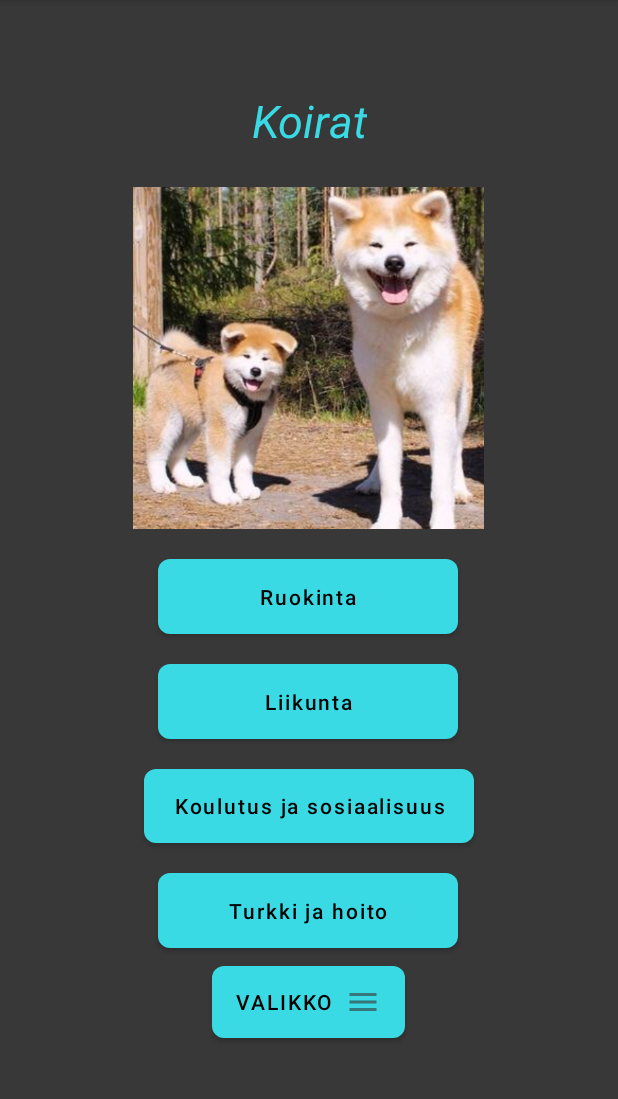
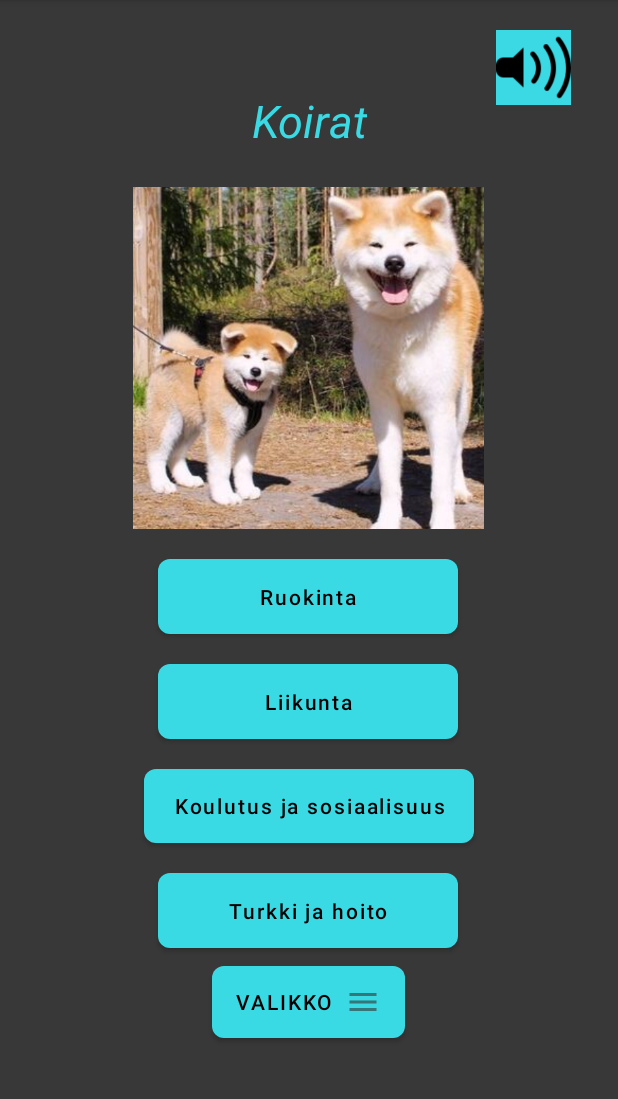
Before and after one commit to TVT21SPORyhma17Mobiilikehitysprojekti/TVT21SPO_Ryhma17K23, an Android app: the activity_dog screen opened directly, with no data from a screen before it, on a phone screen of 412 x 824 dp, the part 84-1183 px from its top. Run offline under Robolectric (Android 15) with nearby library versions, the phone set to English and light mode, and no system bars.

Commit message:
Koiralle ääniä :)

```diff
--- a/app/src/main/AndroidManifest.xml
+++ b/app/src/main/AndroidManifest.xml
@@ -11,6 +11,9 @@
         android:supportsRtl="true"
         android:theme="@style/Theme.Elainhelp"
         tools:targetApi="31">
+        <activity
+            android:name=".activity_DogSounds"
+            android:exported="false" />
         <activity
             android:name=".activity_dog_grooming"
             android:exported="false" />
--- a/app/src/main/java/com/example/elainhelp/activity_dog.kt
+++ b/app/src/main/java/com/example/elainhelp/activity_dog.kt
@@ -4,6 +4,7 @@ import android.content.Intent
 import androidx.appcompat.app.AppCompatActivity
 import android.os.Bundle
 import android.widget.Button
+import android.widget.ImageView
 
 class activity_dog : AppCompatActivity() {
     override fun onCreate(savedInstanceState: Bundle?) {
@@ -15,6 +16,7 @@ class activity_dog : AppCompatActivity() {
         val socialDogBtn = findViewById<Button>(R.id.buSocialDog)
         val groomingBtn = findViewById<Button>(R.id.buGroomingDog)
         val buMenuDog = findViewById<Button>(R.id.buMenuDog)
+        val DogSoundImg = findViewById<ImageView>(R.id.KoiraSoundImg)
 
         foodDogBtn.setOnClickListener {
             val intent = Intent(this, activity_DogFood::class.java)
@@ -37,5 +39,10 @@ class activity_dog : AppCompatActivity() {
             startActivity(intent)
 
         }
+        DogSoundImg.setOnClickListener {
+            val intent = Intent(this, activity_DogSounds::class.java)
+            startActivity(intent)
+
+        }
     }
 }
--- a/app/src/main/res/layout/activity_dog.xml
+++ b/app/src/main/res/layout/activity_dog.xml
@@ -110,4 +110,18 @@
         app:layout_constraintStart_toStartOf="parent"
         app:layout_constraintTop_toBottomOf="@+id/tvKissaOtsikko"
         app:srcCompat="@drawable/img_3" />
+
+    <ImageView
+        android:id="@+id/KoiraSoundImg"
+        android:layout_width="50dp"
+        android:layout_height="50dp"
+        android:layout_marginTop="20dp"
+        android:layout_marginEnd="15dp"
+        android:background="#3AD9E3"
+        app:layout_constraintEnd_toEndOf="parent"
+        app:layout_constraintHorizontal_bias="0.954"
+        app:layout_constraintStart_toStartOf="parent"
+        app:layout_constraintTop_toTopOf="parent"
+        app:srcCompat="@drawable/img_12" />
+
 </androidx.constraintlayout.widget.ConstraintLayout>
```
Also changed, not shown: app/src/main/java/com/example/elainhelp/activity_DogSounds.kt (added, +40 -0 lines), app/src/main/res/layout/activity_cat.xml (+13 -0 lines), app/src/main/res/layout/activity_dog_sounds.xml (added, +42 -0 lines), app/src/main/res/layout/activity_guineapig.xml (+13 -0 lines), app/src/main/res/drawable/img_12.png (added), 3 other files.
